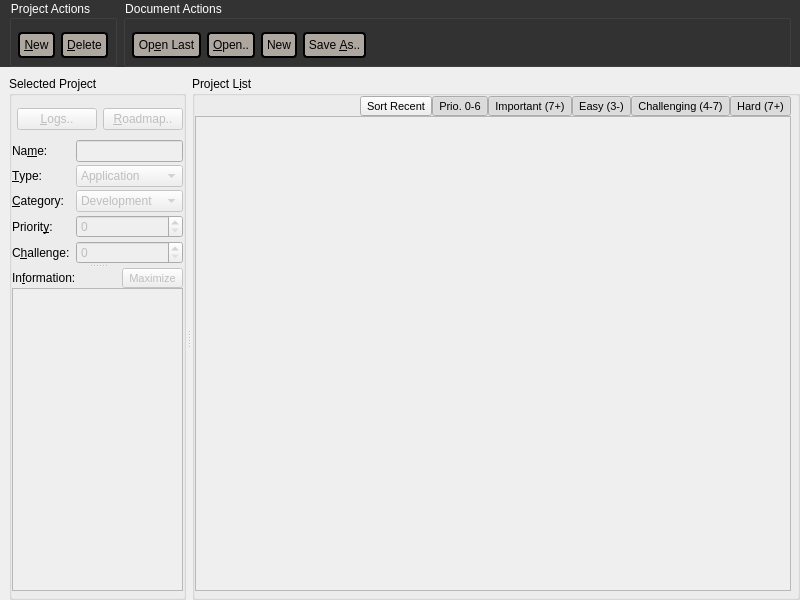
Old version of the form forms/project2.ui in the repository skriticos/nelia1.
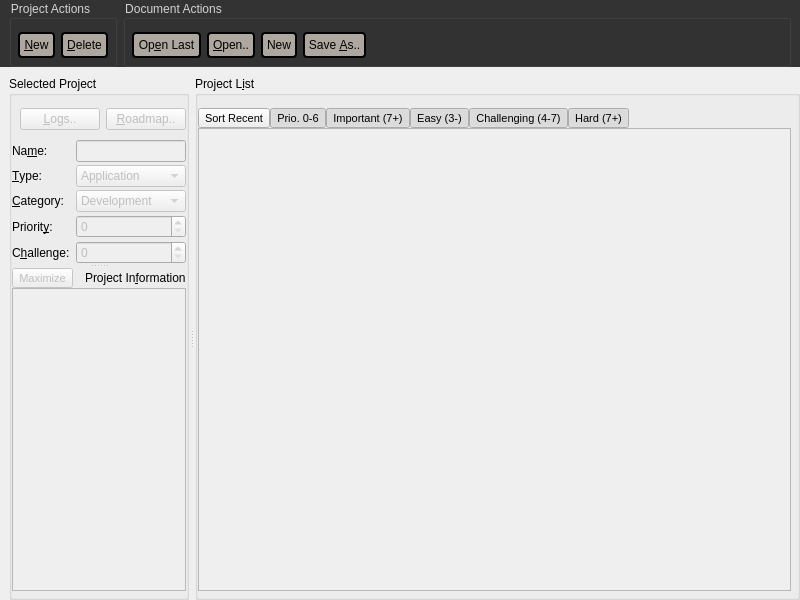
New version of the form.

Commit message: some minor style tweaks in the project widget

```diff
--- a/forms/project2.ui
+++ b/forms/project2.ui
@@ -33,7 +33,7 @@
 	background-color:#333333
 }
 QGroupBox{
-	color:white
+	color:lightgray;
 }
 QPushButton{
 	background-color:#AEA79F;
@@ -623,6 +623,9 @@
               </sizepolicy>
              </property>
              <layout class="QGridLayout" name="gridLayout_11">
+              <property name="horizontalSpacing">
+               <number>6</number>
+              </property>
               <property name="verticalSpacing">
                <number>0</number>
               </property>
@@ -630,44 +633,6 @@
                <number>0</number>
               </property>
               <item row="0" column="0">
-               <widget class="QLabel" name="label_9">
-                <property name="sizePolicy">
-                 <sizepolicy hsizetype="Preferred" vsizetype="Preferred">
-                  <horstretch>2</horstretch>
-                  <verstretch>0</verstretch>
-                 </sizepolicy>
-                </property>
-                <property name="minimumSize">
-                 <size>
-                  <width>0</width>
-                  <height>20</height>
-                 </size>
-                </property>
-                <property name="text">
-                 <string>In&amp;formation:</string>
-                </property>
-                <property name="buddy">
-                 <cstring>text_project_info</cstring>
-                </property>
-               </widget>
-              </item>
-              <item row="1" column="0" colspan="2">
-               <widget class="QTextEdit" name="text_project_info">
-                <property name="enabled">
-                 <bool>false</bool>
-                </property>
-                <property name="sizePolicy">
-                 <sizepolicy hsizetype="Expanding" vsizetype="Expanding">
-                  <horstretch>4</horstretch>
-                  <verstretch>0</verstretch>
-                 </sizepolicy>
-                </property>
-                <property name="autoFormatting">
-                 <set>QTextEdit::AutoAll</set>
-                </property>
-               </widget>
-              </item>
-              <item row="0" column="1">
                <widget class="QToolButton" name="btn_info_max">
                 <property name="enabled">
                  <bool>false</bool>
@@ -688,6 +653,51 @@
                 </property>
                </widget>
               </item>
+              <item row="1" column="0" colspan="3">
+               <widget class="QTextEdit" name="text_project_info">
+                <property name="enabled">
+                 <bool>false</bool>
+                </property>
+                <property name="sizePolicy">
+                 <sizepolicy hsizetype="Expanding" vsizetype="Expanding">
+                  <horstretch>4</horstretch>
+                  <verstretch>0</verstretch>
+                 </sizepolicy>
+                </property>
+                <property name="autoFormatting">
+                 <set>QTextEdit::AutoAll</set>
+                </property>
+               </widget>
+              </item>
+              <item row="0" column="2">
+               <widget class="QLabel" name="label_6">
+                <property name="sizePolicy">
+                 <sizepolicy hsizetype="Maximum" vsizetype="Preferred">
+                  <horstretch>0</horstretch>
+                  <verstretch>0</verstretch>
+                 </sizepolicy>
+                </property>
+                <property name="text">
+                 <string>Project In&amp;formation</string>
+                </property>
+                <property name="buddy">
+                 <cstring>text_project_info</cstring>
+                </property>
+               </widget>
+              </item>
+              <item row="0" column="1">
+               <spacer name="horizontalSpacer_4">
+                <property name="orientation">
+                 <enum>Qt::Horizontal</enum>
+                </property>
+                <property name="sizeHint" stdset="0">
+                 <size>
+                  <width>40</width>
+                  <height>20</height>
+                 </size>
+                </property>
+               </spacer>
+              </item>
              </layout>
             </widget>
            </widget>
@@ -709,7 +719,7 @@
            <number>0</number>
           </property>
           <property name="topMargin">
-           <number>0</number>
+           <number>12</number>
           </property>
           <property name="rightMargin">
            <number>6</number>
@@ -720,19 +730,6 @@
           <property name="spacing">
            <number>0</number>
           </property>
-          <item row="0" column="0">
-           <spacer name="horizontalSpacer_3">
-            <property name="orientation">
-             <enum>Qt::Horizontal</enum>
-            </property>
-            <property name="sizeHint" stdset="0">
-             <size>
-              <width>40</width>
-              <height>20</height>
-             </size>
-            </property>
-           </spacer>
-          </item>
           <item row="1" column="0" colspan="8">
            <widget class="QTableView" name="tbl_project_list">
             <property name="enabled">
@@ -875,6 +872,19 @@
             </property>
            </widget>
           </item>
+          <item row="0" column="7">
+           <spacer name="horizontalSpacer_3">
+            <property name="orientation">
+             <enum>Qt::Horizontal</enum>
+            </property>
+            <property name="sizeHint" stdset="0">
+             <size>
+              <width>40</width>
+              <height>20</height>
+             </size>
+            </property>
+           </spacer>
+          </item>
          </layout>
         </widget>
        </widget>
```
Left out of the diff: 7 changed lines with no effect on the pictures.
